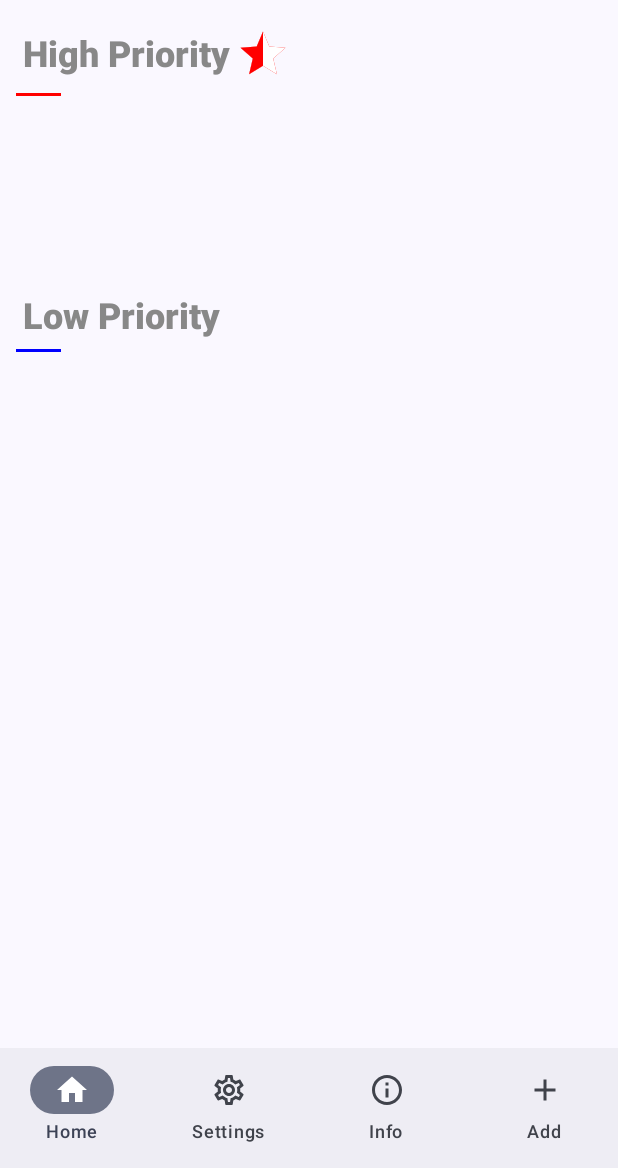
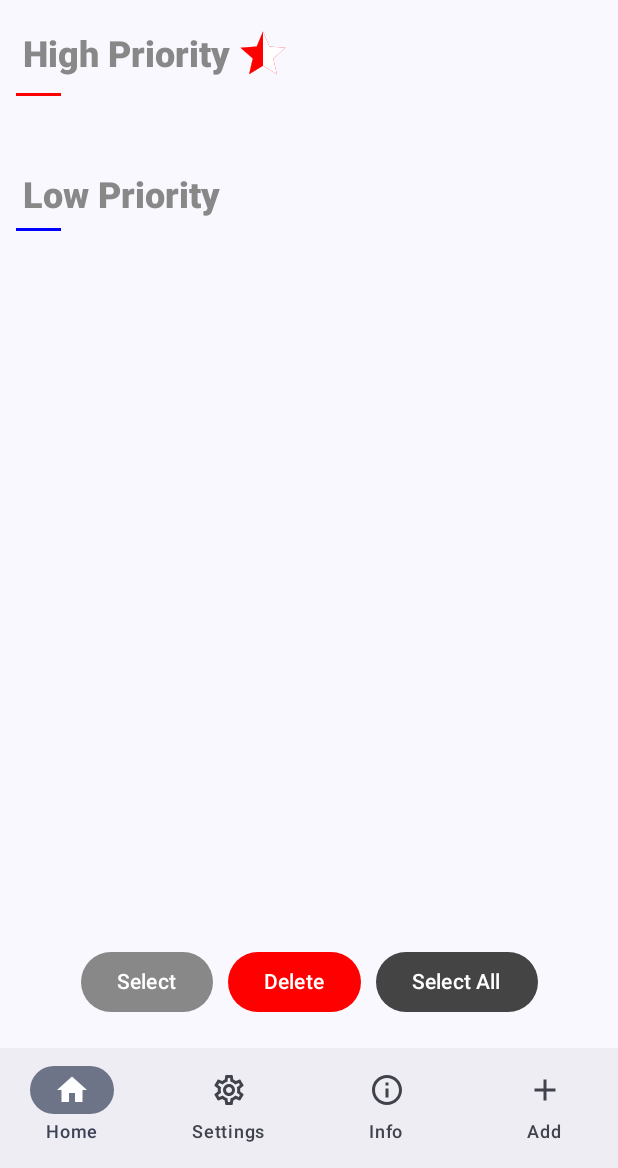
Before and after one commit to luk-dushaj/Task-Tracker, an Android app built with Jetpack Compose: the selection screen opened through its navigation route, on a phone screen of 412 x 824 dp, the part 68-1236 px from its top. Run offline under Robolectric (Android 15) with nearby library versions, the phone set to English and light mode, and no system bars; our stand-ins replace livedata-compose.

Commit message:
Finished all of the core UI structure

```diff
--- a/app/src/main/java/com/school/tasktracker/components/TaskContent.kt
+++ b/app/src/main/java/com/school/tasktracker/components/TaskContent.kt
@@ -9,20 +9,19 @@ import androidx.navigation.NavController
 import com.school.tasktracker.data.MainViewModel
 
 @Composable
-fun TaskContent(modifier: Modifier = Modifier, viewModel: MainViewModel, navController: NavController, editable: Boolean = false) {
+fun TaskContent(modifier: Modifier = Modifier, viewModel: MainViewModel, navController: NavController, editable: Boolean = false, onClick: () -> Unit) {
     PriorityComposable(
         isPriority = true,
         viewModel = viewModel,
         navController = navController,
-        editable = editable
-    )
-    Spacer(
-        modifier = modifier.height(55.dp)
+        editable = editable,
+        onClick = onClick
     )
     PriorityComposable(
         isPriority = false,
         viewModel = viewModel,
         navController = navController,
-        editable = editable
+        editable = editable,
+        onClick = onClick
     )
 }
--- a/app/src/main/java/com/school/tasktracker/views/DetailView.kt
+++ b/app/src/main/java/com/school/tasktracker/views/DetailView.kt
@@ -5,6 +5,7 @@ import androidx.compose.foundation.layout.Arrangement
 import androidx.compose.foundation.layout.Column
 import androidx.compose.foundation.layout.Spacer
 import androidx.compose.foundation.layout.height
+import androidx.compose.foundation.layout.padding
 import androidx.compose.material3.Button
 import androidx.compose.material3.ButtonDefaults
 import androidx.compose.material3.MaterialTheme
@@ -42,15 +43,16 @@ fun DetailView(
     if (task != null) {
         Column(
             modifier = modifier
+                .padding(15.dp)
                 .background(
                     color = if (task.isPriority) lightRed else lightBlue
                 ),
             verticalArrangement = Arrangement.spacedBy(20.dp),
-            horizontalAlignment = Alignment.CenterHorizontally
+            horizontalAlignment = Alignment.CenterHorizontally,
         ) {
             Spacer(
                 modifier = modifier
-                    .height(150.dp)
+                    .height(50.dp)
             )
             TextRow(
                 title = task.title,
--- a/app/src/main/java/com/school/tasktracker/views/EditView.kt
+++ b/app/src/main/java/com/school/tasktracker/views/EditView.kt
@@ -10,7 +10,7 @@ import com.school.tasktracker.data.MainViewModel
 @Composable
 fun EditView(modifier: Modifier = Modifier, viewModel: MainViewModel, navController: NavController) {
     Column {
-        PriorityComposable(isPriority = true, viewModel = viewModel, navController = navController)
-        PriorityComposable(isPriority = false, viewModel = viewModel, navController = navController)
+        PriorityComposable(isPriority = true, viewModel = viewModel, navController = navController, onClick = {})
+        PriorityComposable(isPriority = false, viewModel = viewModel, navController = navController, onClick = {})
     }
 }
--- a/app/src/main/java/com/school/tasktracker/views/SelectionView.kt
+++ b/app/src/main/java/com/school/tasktracker/views/SelectionView.kt
@@ -2,11 +2,20 @@ package com.school.tasktracker.views
 
 import androidx.compose.foundation.layout.Arrangement
 import androidx.compose.foundation.layout.Column
+import androidx.compose.foundation.layout.Row
+import androidx.compose.foundation.layout.Spacer
 import androidx.compose.foundation.layout.fillMaxWidth
+import androidx.compose.foundation.layout.height
+import androidx.compose.foundation.layout.offset
 import androidx.compose.foundation.layout.padding
+import androidx.compose.material3.Button
+import androidx.compose.material3.ButtonDefaults
 import androidx.compose.material3.Surface
+import androidx.compose.material3.Text
 import androidx.compose.runtime.Composable
+import androidx.compose.ui.Alignment
 import androidx.compose.ui.Modifier
+import androidx.compose.ui.graphics.Color
 import androidx.compose.ui.tooling.preview.Preview
 import androidx.compose.ui.unit.dp
 import androidx.navigation.NavController
@@ -14,18 +23,66 @@ import androidx.navigation.compose.rememberNavController
 import com.school.tasktracker.components.PriorityComposable
 import com.school.tasktracker.components.TaskContent
 import com.school.tasktracker.data.MainViewModel
+import com.school.tasktracker.data.Routes
 import com.school.tasktracker.data.Task
 import com.school.tasktracker.ui.theme.TaskTrackerTheme
 
 @Composable
 fun SelectionView(modifier: Modifier = Modifier, viewModel: MainViewModel, navController: NavController) {
+    Spacer(
+        modifier = modifier.height(50.dp)
+    )
     Column(
         modifier = modifier
             .fillMaxWidth()
             .padding(15.dp),
         verticalArrangement = Arrangement.spacedBy(25.dp)
     ) {
-        TaskContent(viewModel = viewModel, navController = navController, editable = true)
+        TaskContent(
+            viewModel = viewModel,
+            navController = navController,
+            editable = true,
+            onClick = {
+                navController.navigate(Routes.edit)
+            })
+    }
+    ButtonRow()
+}
+
+@Composable
+fun ButtonRow(modifier: Modifier = Modifier) {
+    Column (
+        horizontalAlignment = Alignment.CenterHorizontally,
+        modifier = modifier.offset(y = 625.dp)
+    ) {
+        Row(
+            horizontalArrangement = Arrangement.spacedBy(10.dp)
+        ) {
+            Button(
+                onClick = {},
+                colors = ButtonDefaults.buttonColors(
+                    containerColor = Color.Gray
+                )
+            ) {
+                Text("Select")
+            }
+            Button(
+                onClick = {},
+                colors = ButtonDefaults.buttonColors(
+                    containerColor = Color.Red
+                )
+            ) {
+                Text("Delete")
+            }
+            Button(
+                onClick = {},
+                colors = ButtonDefaults.buttonColors(
+                    containerColor = Color.DarkGray
+                )
+            ) {
+                Text("Select All")
+            }
+        }
     }
 }
 
```
Also changed, not shown: app/src/main/java/com/school/tasktracker/MainActivity.kt (+7 -0 lines), app/src/main/java/com/school/tasktracker/components/PriorityComposable.kt (+5 -2 lines), app/src/main/java/com/school/tasktracker/components/TaskDesign.kt (+14 -6 lines), app/src/main/java/com/school/tasktracker/views/HomeView.kt (+7 -1 lines), 1 other file.
